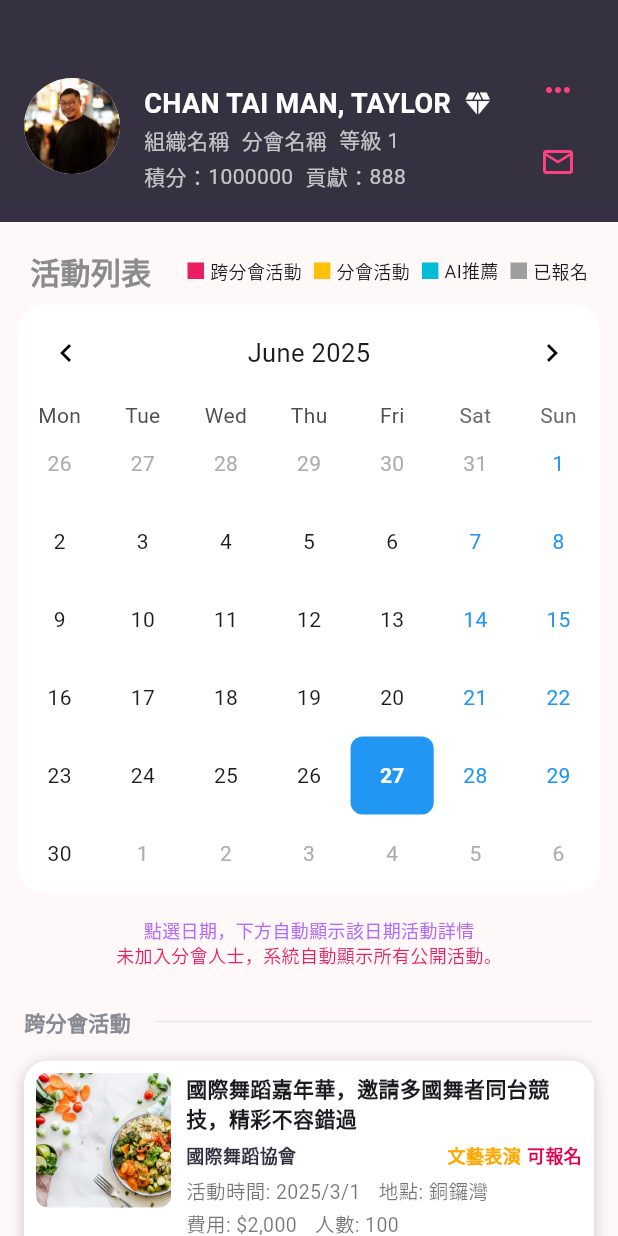
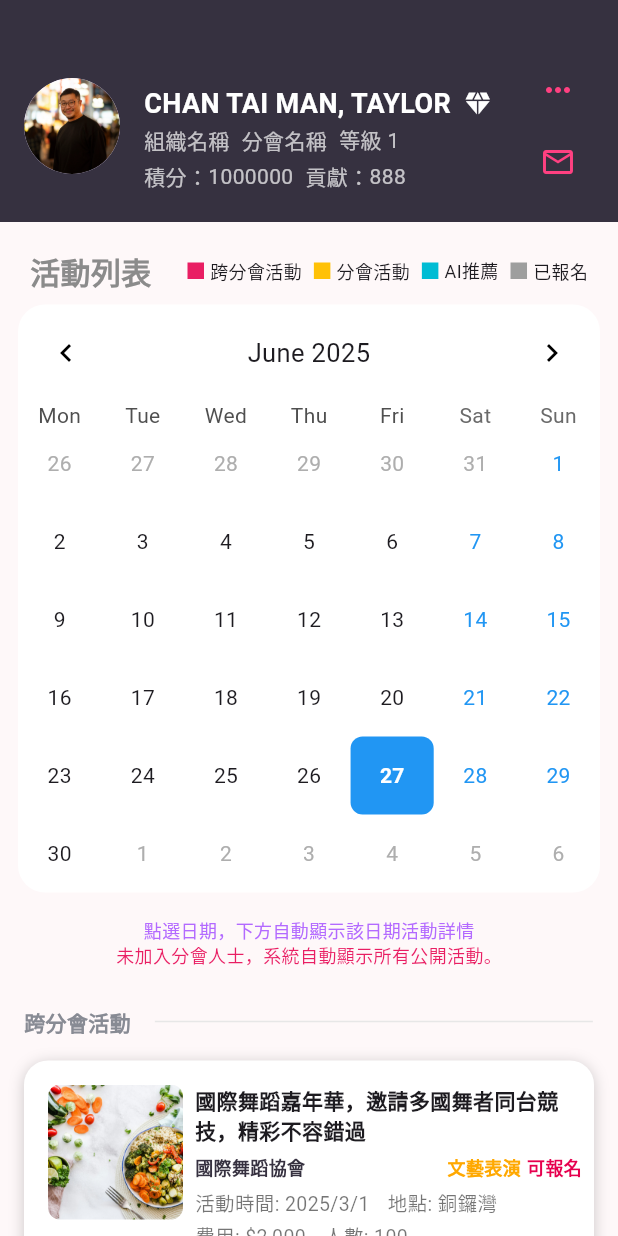
Before and after one commit to wangqiwei66/business_synerthink, a Flutter app: the ActivityView screen opened directly, on a phone screen of 412 x 824 dp. Run offline on Flutter 3.47's test engine with Material 3 defaults, Android fonts, the light colour scheme and no system bars; drawn by our look-alikes of table_calendar; our stand-ins replace auto_size_text, cached_network_image, dio, fl_chart, flutter_animate, flutter_easyloading and 14 more; missing offline and left inert: dart:ffi, flutter_cupertino_datetime_picker, fluwx, jwt_decode, qr_code_scanner; accounts and stored records are empty; Roboto replaces fonts that are missing (PingFang SC).

Commit message:
feat: 更新活动视图，调整组件间距以改善布局

```diff
--- a/lib/app/pages/activity_view.dart
+++ b/lib/app/pages/activity_view.dart
@@ -264,9 +264,15 @@ class _ActivityViewState extends State<ActivityView> {
       ),
       child: Column(
         children: [
+          const SizedBox(
+            height: 8,
+          ),
           Row(
             crossAxisAlignment: CrossAxisAlignment.start,
             children: [
+              const SizedBox(
+                width: 8,
+              ),
               ClipRRect(
                 borderRadius: BorderRadius.circular(8),
                 child: Image.asset(
@@ -276,7 +282,7 @@ class _ActivityViewState extends State<ActivityView> {
                   fit: BoxFit.cover,
                 ),
               ),
-              const SizedBox(width: 10),
+              const SizedBox(width: 8),
               Expanded(
                 child: Column(
                   crossAxisAlignment: CrossAxisAlignment.start,
```
Also changed, not shown: 6 other files.
